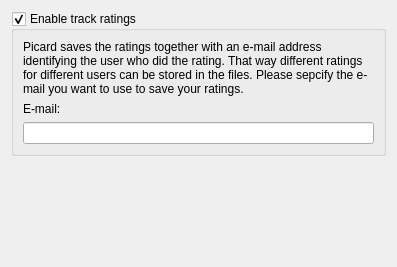
Above: ui/options_ratings.ui from metabrainz/picard before the change. Below: the same form after it.
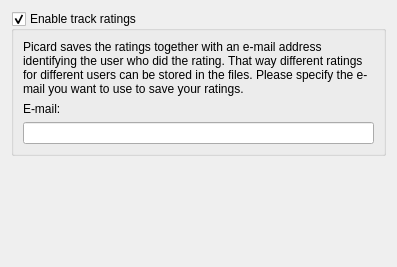
That is the form after the change.

Commit message: Fixed typo in ratings options page

The edit to the form file:
```diff
--- a/ui/options_ratings.ui
+++ b/ui/options_ratings.ui
@@ -23,9 +23,9 @@
      </property>
      <layout class="QVBoxLayout" >
       <item>
-       <widget class="QLabel" name="label" >
-        <property name="text" >
-         <string>Picard saves the ratings together with an e-mail address identifying the user who did the rating. That way different ratings for different users can be stored in the files. Please sepcify the e-mail you want to use to save your ratings.</string>
+       <widget class="QLabel" name="label">
+        <property name="text">
+         <string>Picard saves the ratings together with an e-mail address identifying the user who did the rating. That way different ratings for different users can be stored in the files. Please specify the e-mail you want to use to save your ratings.</string>
         </property>
         <property name="wordWrap" >
          <bool>true</bool>
```
Left out of the diff: 37 changed lines with no effect on the pictures. The commit also changes 1 other file.
